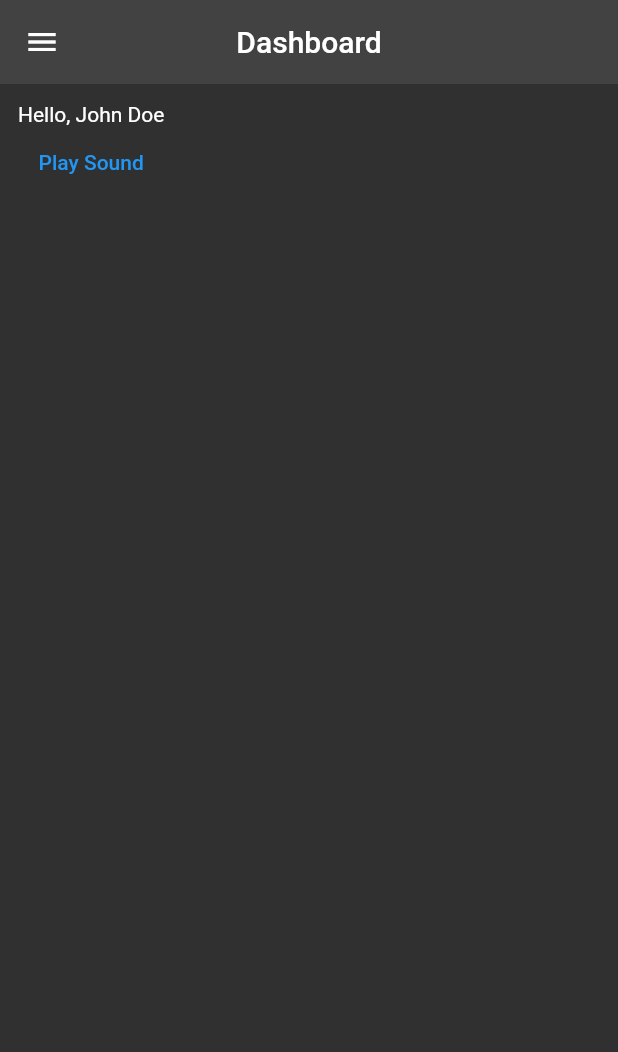
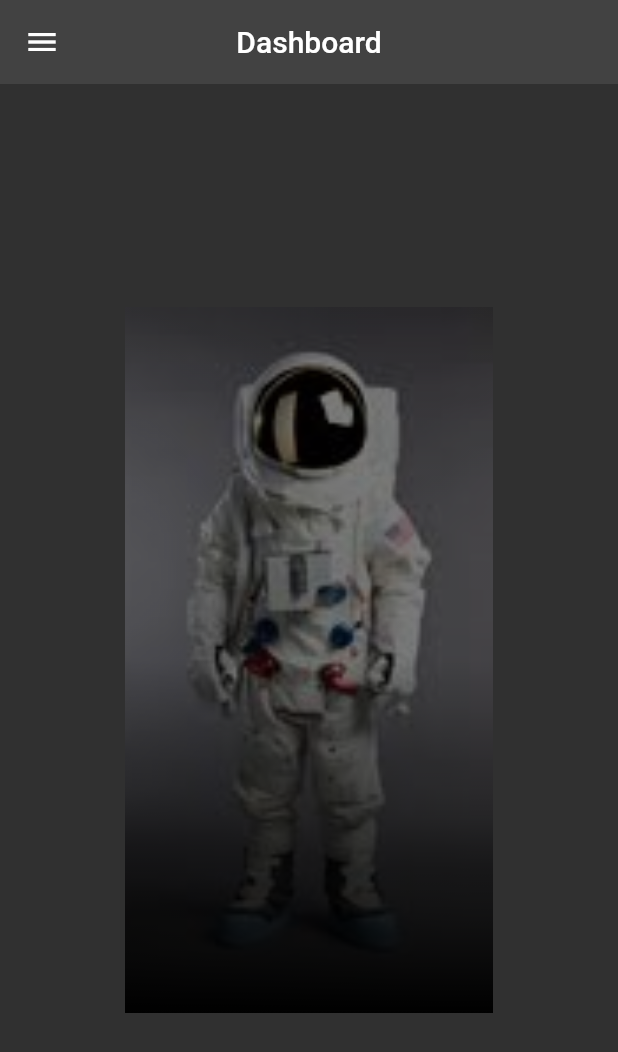
Before and after one commit to techwithsam/breathe, a Flutter app: the HomePage screen opened directly, on a phone screen of 412 x 824 dp. Shown: the top 1052 px of the screen. Run offline on Flutter 3.47's test engine with Material 2 defaults, Android fonts, the phone set to English and light mode, and no system bars; our stand-ins replace audioplayers, bloc, carousel_slider, firebase_auth, firebase_core, flutter_bloc and 1 more; accounts and stored records are empty.

Commit message:
update pushed

```diff
--- a/lib/auth/login.dart
+++ b/lib/auth/login.dart
@@ -107,7 +107,7 @@ class _LoginScreenState extends State<LoginScreen> {
                           if (_formKey.currentState!.validate()) {
                             Navigator.of(context).push(
                               MaterialPageRoute(
-                                builder: (_) => const  HomePage(uid: ''),
+                                builder: (_) => const HomePage(uid: ''),
                               ),
                             );
                           }
--- a/lib/pages/homepage.dart
+++ b/lib/pages/homepage.dart
@@ -1,31 +1,54 @@
+import 'dart:async';
 import 'package:audioplayers/audioplayers.dart';
 import 'package:breathe/pages/settings.dart';
+import 'package:breathe/widgets/bgimg.dart';
 import 'package:flutter/material.dart';
 
 class HomePage extends StatefulWidget {
-  final String uid;
-  const HomePage({Key? key, required this.uid}) : super(key: key);
+  final String? uid;
+  const HomePage({Key? key, this.uid}) : super(key: key);
 
   @override
   State<HomePage> createState() => _HomePageState();
 }
 
-class _HomePageState extends State<HomePage> {
+class _HomePageState extends State<HomePage> with TickerProviderStateMixin {
   final player = AudioCache();
+  Timer? timer;
+  late final AnimationController animationController = AnimationController(
+    duration: const Duration(seconds: 3),
+    vsync: this,
+  )..repeat();
 
   @override
   void initState() {
-    player.play(
+    super.initState();
+    player.loop(
       "audio.mp3",
       isNotification: true,
       stayAwake: true,
       volume: 0.1,
     );
-    super.initState();
+    timer = Timer.periodic(
+        const Duration(seconds: 5), (Timer t) => setState(() {}));
+  }
+
+  @override
+  void dispose() {
+    animationController.dispose();
+    super.dispose();
   }
 
   @override
   Widget build(BuildContext context) {
+    String getImages() {
+      List imgs = ['spl.jpg', 'splash.jpg'].toList();
+
+      var randomItem = (imgs.toList()..shuffle()).first;
+
+      return '$randomItem';
+    }
+
     return Scaffold(
       appBar: AppBar(
         elevation: 0,
@@ -85,20 +108,23 @@ class _HomePageState extends State<HomePage> {
       ),
       body: Padding(
         padding: const EdgeInsets.all(12.0),
-        child: Column(
-          children: [
-            const Text('Hello, John Doe'),
-            TextButton(
-              onPressed: () => player.play(
-                "audio.mp3",
-                isNotification: true,
-                stayAwake: true,
-                volume: 0.1,
-                mode: PlayerMode.MEDIA_PLAYER,
-              ),
-              child: const Text('Play Sound'),
-            ),
-          ],
+        child: AnimatedBuilder(
+          animation: animationController,
+          child: Stack(
+            children: [
+              backgroundImage(getImages()),
+            ],
+          ),
+          builder: (context, _widget) {
+            return Transform.scale(
+              scale: animationController.value * 1,
+              child: _widget,
+            );
+            // return Transform.rotate(
+            //   angle: animationController.value * 20,
+            //   child: _widget,
+            // );
+          },
         ),
       ),
     );
--- /dev/null
+++ b/lib/widgets/bgimg.dart
@@ -0,0 +1,21 @@
+import 'package:flutter/material.dart';
+
+Widget backgroundImage(String img) {
+  return ShaderMask(
+    shaderCallback: (bounds) => const LinearGradient(
+      colors: [Colors.black, Colors.black12],
+      begin: Alignment.bottomCenter,
+      end: Alignment.center,
+    ).createShader(bounds),
+    blendMode: BlendMode.darken,
+    child: Container(
+      decoration: BoxDecoration(
+        image: DecorationImage(
+          image: AssetImage('assets/$img'),
+          fit: BoxFit.cover,
+          colorFilter: const ColorFilter.mode(Colors.black45, BlendMode.darken),
+        ),
+      ),
+    ),
+  );
+}
```
Also changed, not shown: lib/auth/splash.dart (+4 -23 lines), lib/pages/settings.dart (+14 -5 lines).
